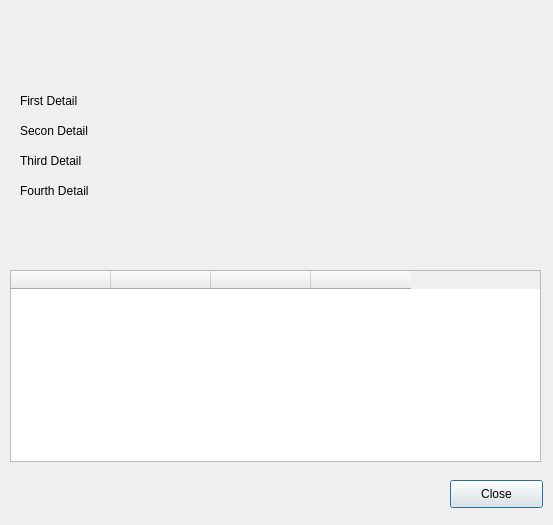
The window that ui/details.ui (VLN1-Hopur23/VLN1-Hopur23) describes before a commit, drawn with Qt 5.
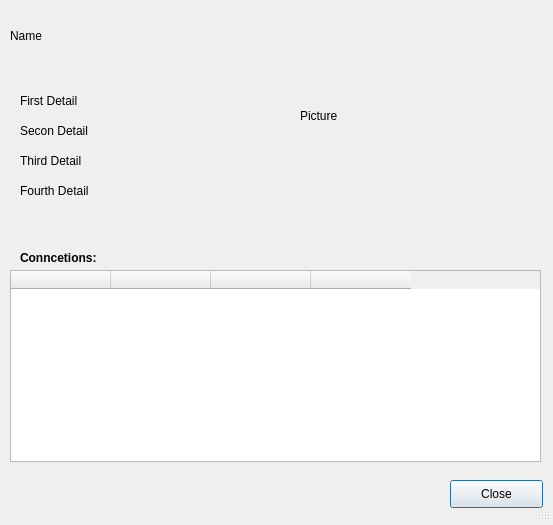
The same window after the commit. Icons and pictures are not drawn.

Commit message: Cosmetic adjustments and close button functional in Details

```diff
--- a/ui/details.ui
+++ b/ui/details.ui
@@ -16,6 +16,16 @@
   <property name="windowTitle">
    <string>Dialog</string>
   </property>
+  <widget class="QStatusBar" name="statusBar">
+   <property name="geometry">
+    <rect>
+     <x>0</x>
+     <y>490</y>
+     <width>551</width>
+     <height>31</height>
+    </rect>
+   </property>
+  </widget>
   <widget class="QPushButton" name="pushButton">
    <property name="geometry">
     <rect>
@@ -39,20 +49,20 @@
     </rect>
    </property>
    <property name="text">
-    <string/>
+    <string>Picture</string>
    </property>
   </widget>
   <widget class="QLabel" name="label_name">
    <property name="geometry">
     <rect>
-     <x>20</x>
-     <y>20</y>
-     <width>241</width>
-     <height>41</height>
+     <x>10</x>
+     <y>10</y>
+     <width>341</width>
+     <height>51</height>
     </rect>
    </property>
    <property name="text">
-    <string/>
+    <string>Name</string>
    </property>
   </widget>
   <widget class="QLabel" name="first_detail">
@@ -140,6 +150,43 @@
     </property>
    </column>
   </widget>
+  <widget class="QLabel" name="label">
+   <property name="geometry">
+    <rect>
+     <x>20</x>
+     <y>250</y>
+     <width>91</width>
+     <height>16</height>
+    </rect>
+   </property>
+   <property name="text">
+    <string>&lt;html&gt;&lt;head/&gt;&lt;body&gt;&lt;p&gt;&lt;span style=&quot; font-weight:600;&quot;&gt;Conncetions:&lt;/span&gt;&lt;/p&gt;&lt;/body&gt;&lt;/html&gt;</string>
+   </property>
+  </widget>
+  <action name="action_remove_connection">
+   <property name="icon">
+    <iconset resource="../resources.qrc">
+     <normaloff>:/icons/images/remove_link.png</normaloff>:/icons/images/remove_link.png</iconset>
+   </property>
+   <property name="text">
+    <string>Remove Connection</string>
+   </property>
+   <property name="toolTip">
+    <string>Remove Connection</string>
+   </property>
+  </action>
+  <action name="action_add_connection">
+   <property name="icon">
+    <iconset resource="../resources.qrc">
+     <normaloff>:/icons/images/add_link.png</normaloff>:/icons/images/add_link.png</iconset>
+   </property>
+   <property name="text">
+    <string>Add Connection</string>
+   </property>
+   <property name="toolTip">
+    <string>Add Connection</string>
+   </property>
+  </action>
  </widget>
  <resources/>
  <connections/>
```
Left out of the diff: 31 changed lines with no effect on the pictures. The commit also changes 7 other files.
